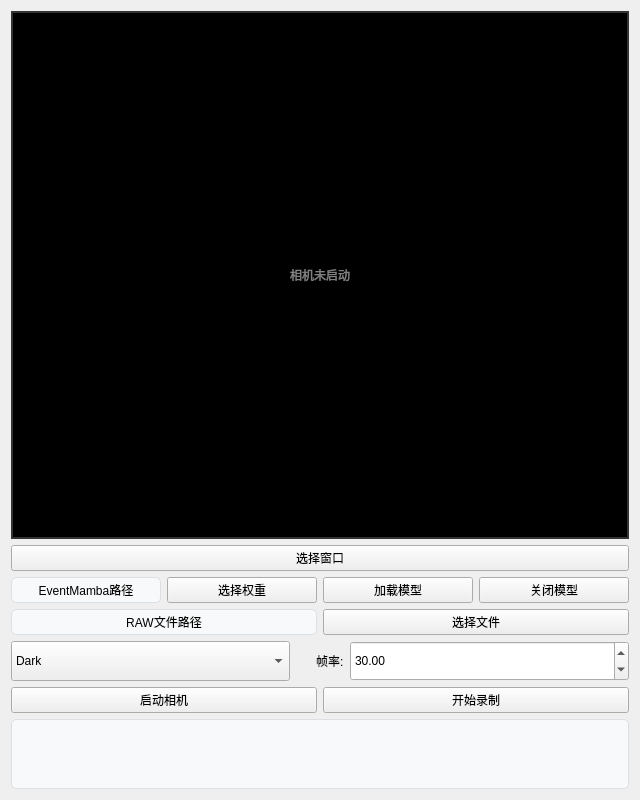
Old version of the form app/form.ui in the repository GuoHR03/QT_EVENTMAMBA.
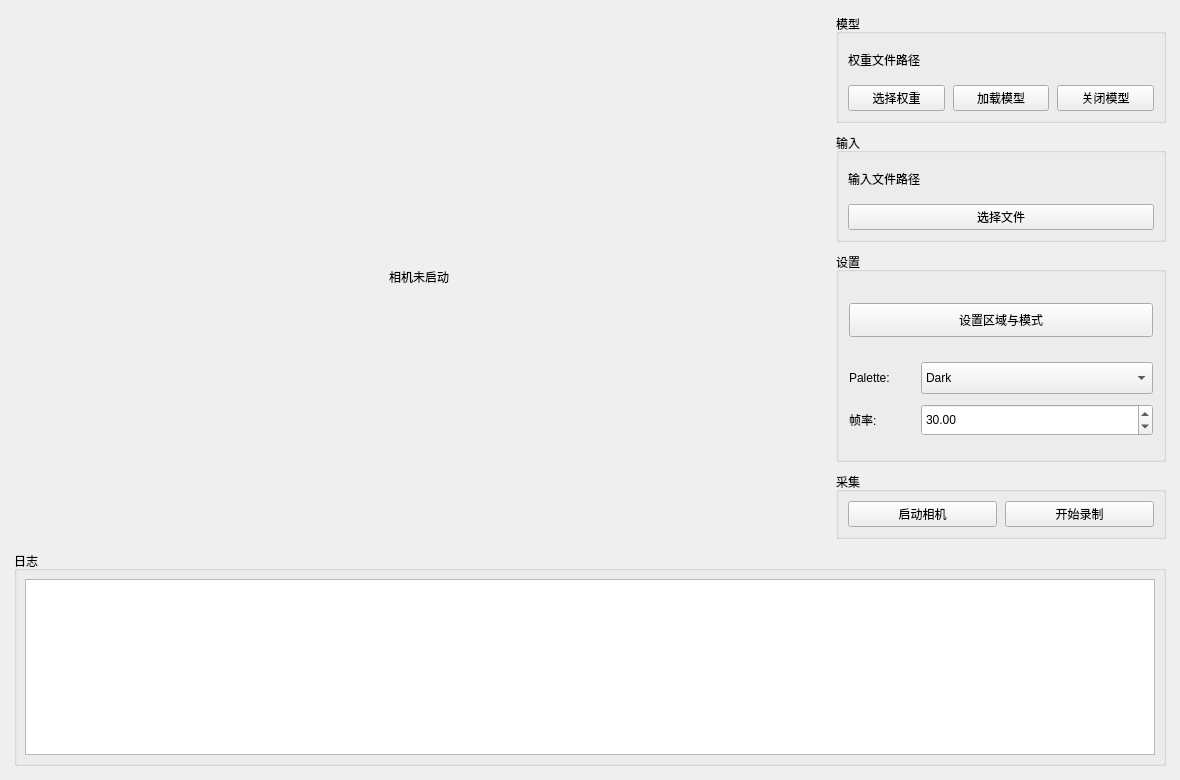
New version of the form.

The edit to the form file:
```diff
--- a/app/form.ui
+++ b/app/form.ui
@@ -6,37 +6,54 @@
    <rect>
     <x>0</x>
     <y>0</y>
-    <width>640</width>
-    <height>800</height>
+    <width>1180</width>
+    <height>780</height>
    </rect>
   </property>
-  <property name="sizePolicy">
-   <sizepolicy hsizetype="Preferred" vsizetype="Preferred">
-    <horstretch>0</horstretch>
-    <verstretch>0</verstretch>
-   </sizepolicy>
+  <property name="minimumSize">
+   <size>
+    <width>960</width>
+    <height>680</height>
+   </size>
   </property>
   <property name="windowTitle">
    <string>UI Event</string>
   </property>
-  <layout class="QVBoxLayout" name="verticalLayout" stretch="600,0,0,0,0,40,40">
+  <layout class="QVBoxLayout" name="main_vertical_layout" stretch="1,0">
+   <property name="leftMargin">
+    <number>14</number>
+   </property>
+   <property name="topMargin">
+    <number>14</number>
+   </property>
+   <property name="rightMargin">
+    <number>14</number>
+   </property>
+   <property name="bottomMargin">
+    <number>14</number>
+   </property>
+   <property name="spacing">
+    <number>12</number>
+   </property>
+   <item>
+    <layout class="QHBoxLayout" name="content_horizontal_layout" stretch="1,0">
+     <property name="spacing">
+      <number>12</number>
+     </property>
    <item>
     <widget class="QLabel" name="camera_image_label">
      <property name="sizePolicy">
       <sizepolicy hsizetype="Ignored" vsizetype="Ignored">
-       <horstretch>0</horstretch>
-       <verstretch>0</verstretch>
+         <horstretch>1</horstretch>
+         <verstretch>1</verstretch>
       </sizepolicy>
      </property>
      <property name="minimumSize">
       <size>
-       <width>0</width>
-       <height>0</height>
-      </size>
-     </property>
-     <property name="styleSheet">
-      <string notr="true">background: black; color: gray; border: 2px solid #333;</string>
-     </property>
+         <width>640</width>
+         <height>480</height>
+        </size>
+       </property>
      <property name="text">
       <string>相机未启动</string>
      </property>
@@ -46,35 +63,65 @@
     </widget>
    </item>
    <item>
-    <widget class="QPushButton" name="roi_window_button">
-     <property name="text">
-      <string>选择窗口</string>
-     </property>
-    </widget>
-   </item>
+      <widget class="QWidget" name="control_panel_widget">
+       <property name="minimumSize">
+        <size>
+         <width>330</width>
+         <height>0</height>
+        </size>
+       </property>
+       <property name="maximumSize">
+        <size>
+         <width>380</width>
+         <height>16777215</height>
+        </size>
+       </property>
+       <layout class="QVBoxLayout" name="control_panel_layout">
+        <property name="leftMargin">
+         <number>0</number>
+        </property>
+        <property name="topMargin">
+         <number>0</number>
+        </property>
+        <property name="rightMargin">
+         <number>0</number>
+        </property>
+        <property name="bottomMargin">
+         <number>0</number>
+        </property>
+        <property name="spacing">
+         <number>10</number>
+        </property>
    <item>
-    <layout class="QHBoxLayout" name="horizontalLayout_4">
+         <widget class="QGroupBox" name="model_group_box">
+          <property name="title">
+           <string>模型</string>
+          </property>
+          <layout class="QVBoxLayout" name="model_group_layout">
+           <property name="spacing">
+            <number>8</number>
+           </property>
      <item>
       <widget class="QLabel" name="weight_path_label">
-       <property name="sizePolicy">
-        <sizepolicy hsizetype="Preferred" vsizetype="Preferred">
-         <horstretch>0</horstretch>
-         <verstretch>0</verstretch>
-        </sizepolicy>
-       </property>
-       <property name="styleSheet">
-        <string notr="true"> background-color: #F8F9FA;  /* 浅灰底色，区分出这是一个框 */
-border: 1px solid #DCE0E4;  /* 加个淡淡的边框 */
- border-radius: 5px;         /* 圆角，看着更现代 */</string>
+             <property name="minimumSize">
+              <size>
+               <width>0</width>
+               <height>34</height>
+              </size>
        </property>
        <property name="text">
-        <string>EventMamba路径</string>
+              <string>权重文件路径</string>
        </property>
        <property name="alignment">
-        <set>Qt::AlignmentFlag::AlignCenter</set>
+              <set>Qt::AlignmentFlag::AlignLeading|Qt::AlignmentFlag::AlignLeft|Qt::AlignmentFlag::AlignVCenter</set>
        </property>
       </widget>
      </item>
+           <item>
+            <layout class="QHBoxLayout" name="model_button_layout">
+             <property name="spacing">
+              <number>8</number>
+             </property>
      <item>
       <widget class="QPushButton" name="select_weight_button">
        <property name="text">
@@ -98,26 +145,31 @@
      </item>
     </layout>
    </item>
+          </layout>
+         </widget>
+        </item>
    <item>
-    <layout class="QHBoxLayout" name="horizontalLayout_3">
+         <widget class="QGroupBox" name="input_group_box">
+          <property name="title">
+           <string>输入</string>
+          </property>
+          <layout class="QVBoxLayout" name="input_group_layout">
+           <property name="spacing">
+            <number>8</number>
+           </property>
      <item>
       <widget class="QLabel" name="input_file_label">
-       <property name="sizePolicy">
-        <sizepolicy hsizetype="Preferred" vsizetype="Preferred">
-         <horstretch>0</horstretch>
-         <verstretch>0</verstretch>
-        </sizepolicy>
-       </property>
-       <property name="styleSheet">
-        <string notr="true"> background-color: #F8F9FA;  /* 浅灰底色，区分出这是一个框 */
-border: 1px solid #DCE0E4;  /* 加个淡淡的边框 */
- border-radius: 5px;         /* 圆角，看着更现代 */</string>
+             <property name="minimumSize">
+              <size>
+               <width>0</width>
+               <height>34</height>
+              </size>
        </property>
        <property name="text">
-        <string>RAW文件路径</string>
+              <string>输入文件路径</string>
        </property>
        <property name="alignment">
-        <set>Qt::AlignmentFlag::AlignCenter</set>
+              <set>Qt::AlignmentFlag::AlignLeading|Qt::AlignmentFlag::AlignLeft|Qt::AlignmentFlag::AlignVCenter</set>
        </property>
       </widget>
      </item>
@@ -129,15 +181,83 @@
       </widget>
      </item>
     </layout>
+         </widget>
    </item>
    <item>
-    <layout class="QHBoxLayout" name="horizontalLayout_2" stretch="10,0,1,10">
+         <widget class="QGroupBox" name="settings_group_box">
+          <property name="minimumSize">
+           <size>
+            <width>0</width>
+            <height>210</height>
+           </size>
+          </property>
+          <property name="title">
+           <string>设置</string>
+          </property>
+          <layout class="QVBoxLayout" name="settings_group_layout">
+           <property name="leftMargin">
+            <number>10</number>
+           </property>
+           <property name="topMargin">
+            <number>18</number>
+           </property>
+           <property name="rightMargin">
+            <number>10</number>
+           </property>
+           <property name="bottomMargin">
+            <number>10</number>
+           </property>
+           <property name="spacing">
+            <number>12</number>
+           </property>
+           <item>
+            <widget class="QPushButton" name="roi_window_button">
+             <property name="minimumSize">
+              <size>
+               <width>0</width>
+               <height>34</height>
+              </size>
+             </property>
+             <property name="text">
+              <string>设置区域与模式</string>
+             </property>
+            </widget>
+           </item>
+           <item>
+            <layout class="QVBoxLayout" name="capture_settings_layout">
+             <property name="spacing">
+              <number>10</number>
+             </property>
+             <item>
+              <layout class="QHBoxLayout" name="palette_row_layout">
+               <property name="spacing">
+                <number>10</number>
+               </property>
+               <item>
+              <widget class="QLabel" name="palette_text_label">
+               <property name="minimumSize">
+                <size>
+                 <width>62</width>
+                 <height>32</height>
+                </size>
+               </property>
+               <property name="maximumSize">
+                <size>
+                 <width>62</width>
+                 <height>16777215</height>
+                </size>
+               </property>
+               <property name="text">
+                <string>Palette:</string>
+               </property>
+              </widget>
+               </item>
      <item>
       <widget class="QComboBox" name="palette_combo_box">
        <property name="minimumSize">
         <size>
          <width>0</width>
-         <height>40</height>
+                 <height>32</height>
         </size>
        </property>
        <item>
@@ -162,25 +282,25 @@
        </item>
       </widget>
      </item>
-     <item>
-      <spacer name="horizontalSpacer">
-       <property name="orientation">
-        <enum>Qt::Orientation::Horizontal</enum>
-       </property>
-       <property name="sizeHint" stdset="0">
-        <size>
-         <width>20</width>
-         <height>20</height>
-        </size>
-       </property>
-      </spacer>
-     </item>
+              </layout>
+             </item>
+             <item>
+              <layout class="QHBoxLayout" name="fps_row_layout">
+               <property name="spacing">
+                <number>10</number>
+               </property>
      <item>
       <widget class="QLabel" name="fps_text_label">
        <property name="minimumSize">
         <size>
-         <width>0</width>
-         <height>40</height>
+                 <width>62</width>
+                 <height>32</height>
+                </size>
+               </property>
+               <property name="maximumSize">
+                <size>
+                 <width>62</width>
+                 <height>16777215</height>
         </size>
        </property>
        <property name="text">
@@ -193,7 +313,7 @@
        <property name="minimumSize">
         <size>
          <width>0</width>
-         <height>40</height>
+                 <height>32</height>
         </size>
        </property>
        <property name="maximum">
@@ -206,8 +326,20 @@
      </item>
     </layout>
    </item>
+            </layout>
+           </item>
+          </layout>
+         </widget>
+        </item>
    <item>
-    <layout class="QHBoxLayout" name="horizontalLayout">
+         <widget class="QGroupBox" name="capture_group_box">
+          <property name="title">
+           <string>采集</string>
+          </property>
+          <layout class="QHBoxLayout" name="capture_group_layout">
+           <property name="spacing">
+            <number>8</number>
+           </property>
      <item>
       <widget class="QPushButton" name="start_camera_button">
        <property name="text">
@@ -223,14 +355,61 @@
       </widget>
      </item>
     </layout>
-   </item>
+         </widget>
+        </item>
+        <item>
+         <spacer name="control_panel_spacer">
+          <property name="orientation">
+           <enum>Qt::Orientation::Vertical</enum>
+          </property>
+          <property name="sizeHint" stdset="0">
+           <size>
+            <width>20</width>
+            <height>40</height>
+           </size>
+          </property>
+         </spacer>
+        </item>
+       </layout>
+      </widget>
+     </item>
+    </layout>
+   </item>
+   <item>
+    <widget class="QGroupBox" name="log_group_box">
+     <property name="title">
+      <string>日志</string>
+     </property>
+     <layout class="QVBoxLayout" name="log_group_layout">
+      <property name="leftMargin">
+       <number>8</number>
+      </property>
+      <property name="topMargin">
+       <number>8</number>
+      </property>
+      <property name="rightMargin">
+       <number>8</number>
+      </property>
+      <property name="bottomMargin">
+       <number>8</number>
+      </property>
    <item>
     <widget class="QTextEdit" name="log_text_edit">
-     <property name="styleSheet">
-      <string notr="true"> background-color: #F8F9FA;  /* 浅灰底色，区分出这是一个框 */
-border: 1px solid #DCE0E4;  /* 加个淡淡的边框 */
- border-radius: 5px;         /* 圆角，看着更现代 */</string>
-     </property>
+        <property name="minimumSize">
+         <size>
+          <width>0</width>
+          <height>130</height>
+         </size>
+        </property>
+        <property name="maximumSize">
+         <size>
+          <width>16777215</width>
+          <height>180</height>
+         </size>
+        </property>
+       </widget>
+      </item>
+     </layout>
     </widget>
    </item>
   </layout>
```
Left out of the diff: 2 changed lines with no effect on the pictures. Lines whose indentation alone changed are shown as unchanged.
